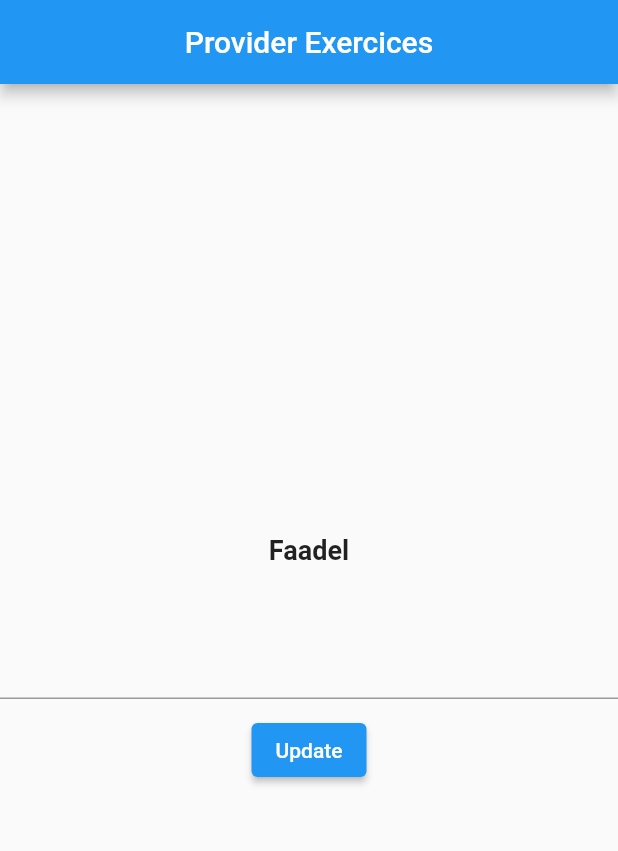
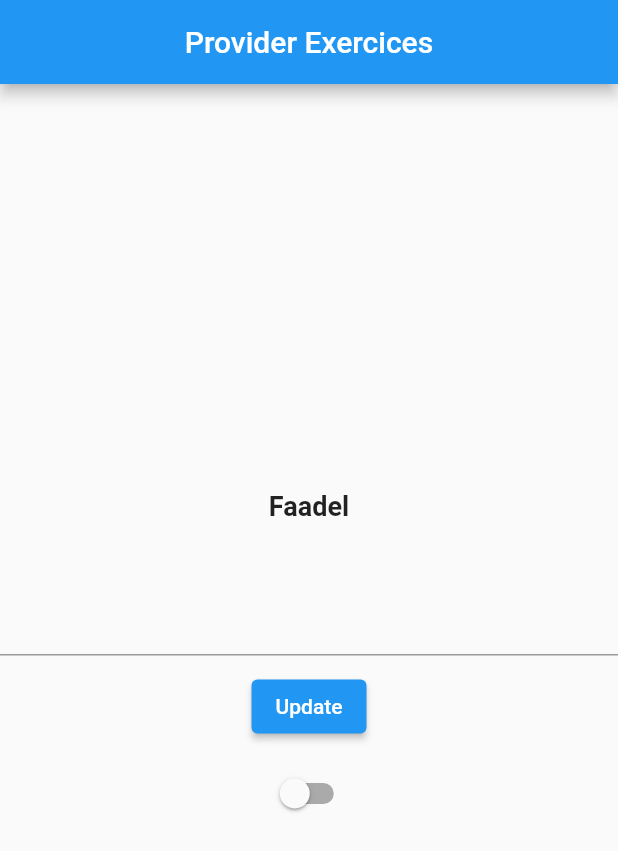
Before and after one commit to faadbsg/Provider_exercice, a Flutter app: the screen it shows after launch, on a phone screen of 412 x 824 dp. Shown: the top 851 px of the screen. Run offline on Flutter 3.47's test engine with Material 2 defaults, Android fonts, the phone set to English and light mode, and no system bars; our stand-ins replace flutter_bloc.

Commit message:
Add cubit feature to switch the background color

```diff
--- /dev/null
+++ b/lib/cubit/provider_ex_cubit.dart
@@ -0,0 +1,17 @@
+// import 'package:bloc/bloc.dart';
+import 'package:flutter_bloc/flutter_bloc.dart';
+import 'package:meta/meta.dart';
+
+part 'provider_ex_state.dart';
+
+class ProviderExCubit extends Cubit<ProviderExState> {
+  ProviderExCubit() : super(ProviderExInitialState());
+
+  Future<void> changeBackground(bool val) async {
+    if (val == true) {
+      emit(ProviderExGreyState());
+    } else {
+      emit(ProviderExWhiteState());
+    }
+  }
+}
--- /dev/null
+++ b/lib/cubit/provider_ex_state.dart
@@ -0,0 +1,10 @@
+part of 'provider_ex_cubit.dart';
+
+@immutable
+abstract class ProviderExState {}
+
+class ProviderExInitialState extends ProviderExState {}
+
+class ProviderExGreyState extends ProviderExState {}
+
+class ProviderExWhiteState extends ProviderExState {}
--- a/lib/display_values.dart
+++ b/lib/display_values.dart
@@ -1,5 +1,7 @@
 import 'package:flutter/material.dart';
+import 'package:flutter_bloc/flutter_bloc.dart';
 import 'package:provider/provider.dart';
+import 'package:provider_exercice_prepa/cubit/provider_ex_cubit.dart';
 import 'package:provider_exercice_prepa/tata.dart';
 import 'package:provider_exercice_prepa/toto.dart';
 
@@ -12,6 +14,7 @@ class DisplayValues extends StatefulWidget {
 
 class _DisplayValuesState extends State<DisplayValues> {
   late TextEditingController _controller;
+  bool valSwitch = false;
 
   @override
   void initState() {
@@ -29,7 +32,30 @@ class _DisplayValuesState extends State<DisplayValues> {
         centerTitle: true,
       ),
       body: Center(
-        child: Column(
+        child: Stack(
+          children: [
+            BlocBuilder<ProviderExCubit, ProviderExState>(
+              builder: (context, state) {
+                if (state is ProviderExInitialState) {
+                  return const SizedBox.shrink();
+                } else if (state is ProviderExGreyState) {
+                  return Container(
+                    height: double.infinity,
+                    width: double.infinity,
+                    color: Colors.grey[800],
+                  );
+                } else if (state is ProviderExWhiteState) {
+                  return Container(
+                    height: double.infinity,
+                    width: double.infinity,
+                    color: Colors.white,
+                  );
+                } else {
+                  throw '';
+                }
+              },
+            ),
+            Column(
               mainAxisAlignment: MainAxisAlignment.center,
               children: <Widget>[
                 Text(
@@ -59,7 +85,21 @@ class _DisplayValuesState extends State<DisplayValues> {
                     _controller.clear();
                     setState(() {});
                   },
-                child: const Text('Update'))
+                  child: const Text('Update'),
+                ),
+                const SizedBox(height: 10),
+                Switch(
+                  value: valSwitch,
+                  onChanged: (bool value) {
+                    setState(() {
+                      valSwitch = value;
+                      Provider.of<ProviderExCubit>(context, listen: false)
+                          .changeBackground(valSwitch);
+                    });
+                  },
+                ),
+              ],
+            ),
           ],
         ),
       ),
--- a/lib/main.dart
+++ b/lib/main.dart
@@ -1,4 +1,6 @@
 import 'package:flutter/material.dart';
+import 'package:flutter_bloc/flutter_bloc.dart';
+import 'package:provider_exercice_prepa/cubit/provider_ex_cubit.dart';
 import 'package:provider_exercice_prepa/display_values.dart';
 import 'package:provider_exercice_prepa/tata.dart';
 import 'package:provider_exercice_prepa/toto.dart';
@@ -17,6 +19,7 @@ class MyApp extends StatelessWidget {
       providers: [
         Provider<Toto>(create: (context) => const Toto(stringValue: 'Faadel')),
         ChangeNotifierProvider<Tata>(create: (context) => Tata()),
+        BlocProvider(create: (context) => ProviderExCubit()),
       ],
       child: const MaterialApp(
         debugShowCheckedModeBanner: false,
@@ -26,3 +29,12 @@ class MyApp extends StatelessWidget {
     );
   }
 }
+
+// class MyAppCubit extends StatelessWidget {
+//   const MyAppCubit({super.key});
+
+//   @override
+//   Widget build(BuildContext context) {
+//     return BlocProvider(create: (context));
+//   }
+// }
--- a/pubspec.yaml
+++ b/pubspec.yaml
@@ -29,6 +29,8 @@ environment:
 # the latest version available on pub.dev. To see which dependencies have newer
 # versions available, run `flutter pub outdated`.
 dependencies:
+  flutter_bloc: ^8.1.1
+  bloc: ^8.1.0
   provider: ^6.0.4
   flutter:
     sdk: flutter
```
Also changed, not shown: pubspec.lock. Lines whose indentation alone changed are shown as unchanged.
